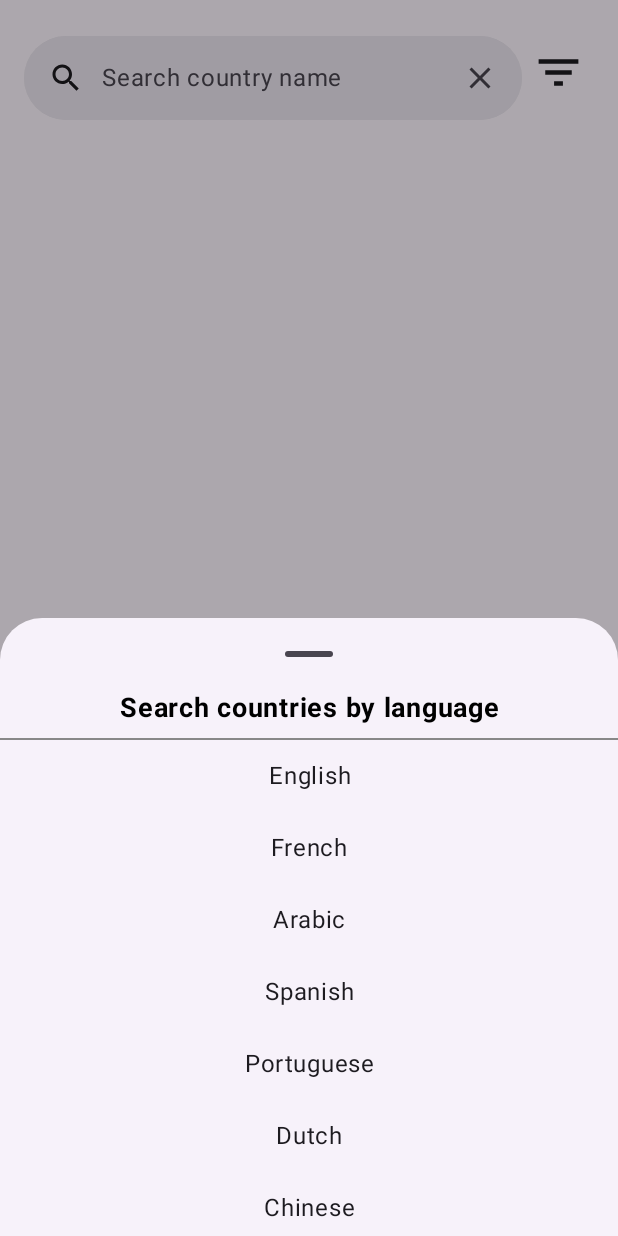
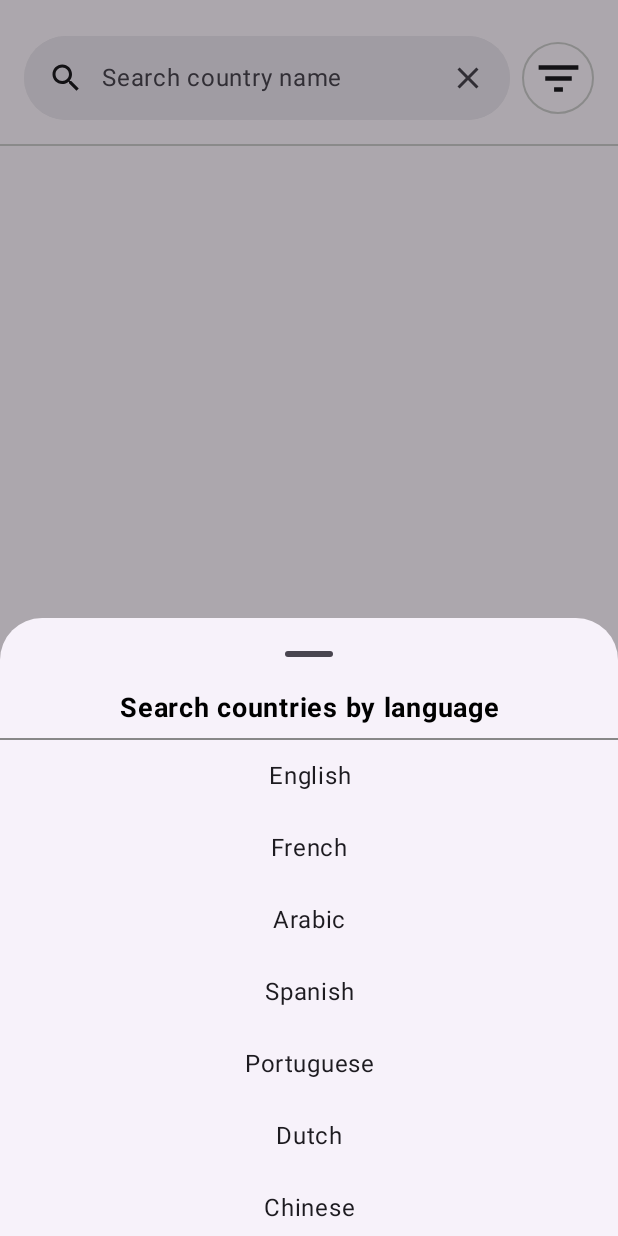
Before and after one commit to LucasCAN/PaisesMobileTest, an Android app built with Jetpack Compose: the screen it shows after launch (MainActivity), after a tap on "Filter", on a phone screen of 412 x 824 dp. Run offline under Robolectric (Android 15) with nearby library versions, the phone set to English and light mode, and no system bars; our stand-ins replace Dagger/Hilt's generated code; pictures from the network do not load.

Commit message:
Cleaning code and adjustments

```diff
--- a/app/src/main/java/com/example/paisestestemobile/ModuleDI.kt
+++ b/app/src/main/java/com/example/paisestestemobile/ModuleDI.kt
@@ -27,6 +27,4 @@ class ModuleDI {
     @Provides
     @Singleton
     fun provideApiService(retrofit: Retrofit): ApiService = retrofit.create(ApiService::class.java)
-
-
 }
--- a/app/src/main/java/com/example/paisestestemobile/composables/SearchScreen.kt
+++ b/app/src/main/java/com/example/paisestestemobile/composables/SearchScreen.kt
@@ -4,6 +4,7 @@ import android.annotation.SuppressLint
 import androidx.compose.foundation.border
 import androidx.compose.foundation.clickable
 import androidx.compose.foundation.layout.Arrangement
+import androidx.compose.foundation.layout.Box
 import androidx.compose.foundation.layout.Column
 import androidx.compose.foundation.layout.PaddingValues
 import androidx.compose.foundation.layout.Row
@@ -15,6 +16,7 @@ import androidx.compose.foundation.layout.size
 import androidx.compose.foundation.layout.width
 import androidx.compose.foundation.lazy.LazyColumn
 import androidx.compose.foundation.lazy.items
+import androidx.compose.foundation.shape.CircleShape
 import androidx.compose.foundation.shape.RoundedCornerShape
 import androidx.compose.material.icons.Icons
 import androidx.compose.material.icons.filled.ArrowCircleDown
@@ -41,6 +43,7 @@ import androidx.compose.ui.Modifier
 import androidx.compose.ui.draw.clip
 import androidx.compose.ui.graphics.Color
 import androidx.compose.ui.layout.ContentScale
+import androidx.compose.ui.res.stringArrayResource
 import androidx.compose.ui.res.stringResource
 import androidx.compose.ui.text.font.FontWeight
 import androidx.compose.ui.text.style.TextAlign
@@ -69,19 +72,7 @@ fun SearchScreen(navController: NavHostController, viewModel: CountriesViewModel
     var iconClean by remember {
         mutableStateOf(false)
     }
-    val languages = arrayListOf(
-        "English",
-        "French",
-        "Arabic",
-        "Spanish",
-        "Portuguese",
-        "Dutch",
-        "Chinese",
-        "German",
-        "Italian",
-        "Japanese",
-        "Russian"
-    )
+    val languages = stringArrayResource(id = R.array.languages_array)
     val sheetState = rememberModalBottomSheetState()
     var isSheetOpen by rememberSaveable {
         mutableStateOf(false)
@@ -97,6 +88,7 @@ fun SearchScreen(navController: NavHostController, viewModel: CountriesViewModel
                 modifier = Modifier
                     .align(Alignment.CenterVertically)
                     .weight(1f),
+                tonalElevation = 500.dp,
                 query = text,
                 onQueryChange = {
                     text = it
@@ -109,10 +101,10 @@ fun SearchScreen(navController: NavHostController, viewModel: CountriesViewModel
                     iconClean = true
                 },
                 placeholder = {
-                    Text(text = "Search country name")
+                    Text(text = stringResource(R.string.search_country_name))
                 },
                 leadingIcon = {
-                    Icon(imageVector = Icons.Default.Search, contentDescription = "Search Icon")
+                    Icon(imageVector = Icons.Default.Search, contentDescription = stringResource(R.string.search_icon))
                 },
                 trailingIcon = {
                     if (iconClean) {
@@ -122,23 +114,29 @@ fun SearchScreen(navController: NavHostController, viewModel: CountriesViewModel
                                     text = ""
                                 }
                             },
-                            imageVector = Icons.Default.Close, contentDescription = "Close Icon"
+                            imageVector = Icons.Default.Close, contentDescription = stringResource(R.string.close_icon)
                         )
                     }
                 }
             ) {}
 
-            IconButton(modifier = Modifier.align(Alignment.CenterVertically),
+            IconButton(modifier = Modifier
+                .padding(start = 8.dp, top = 8.dp)
+                .align(Alignment.CenterVertically)
+                .border(1.dp, Color.LightGray, CircleShape),
                 onClick = {
                     isSheetOpen = true
                 }) {
                 Icon(
                     modifier = Modifier
                         .size(35.dp),
-                    imageVector = Icons.Default.FilterList, contentDescription = "Filter"
+                    imageVector = Icons.Default.FilterList, contentDescription = stringResource(R.string.filter)
                 )
             }
         }
+
+        Divider(color = Color.LightGray, modifier = Modifier.fillMaxWidth())
+
         //Controle do bottomsheet para filtrar por idiomas
         if (isSheetOpen) {
             ModalBottomSheet(
@@ -151,7 +149,7 @@ fun SearchScreen(navController: NavHostController, viewModel: CountriesViewModel
                     fontSize = 18.sp,
                     color = Color.Black,
                     fontWeight = FontWeight.Bold,
-                    text = "Search countries by language",
+                    text = stringResource(R.string.search_countries_by_language),
                     textAlign = TextAlign.Center
                 )
                 Divider(color = Color.Gray, modifier = Modifier.fillMaxWidth())
@@ -259,7 +257,6 @@ fun CountryList(countries: List<Country>, onItemClick: (Country) -> Unit) {
         }
     }
 }
-
 @Composable
 fun CountryItem(country: Country, onItemClick: (Country) -> Unit) {
     Column(
@@ -271,7 +268,9 @@ fun CountryItem(country: Country, onItemClick: (Country) -> Unit) {
             SubcomposeAsyncImage(
                 model = country.flag?.get("png"),
                 loading = {
-                    CircularProgressIndicator(modifier = Modifier.size(32.dp))
+                    Box{
+                        CircularProgressIndicator(modifier = Modifier.align(Alignment.Center))
+                    }
                 },
                 contentDescription = null,
                 modifier = Modifier
--- /dev/null
+++ b/app/src/main/res/values/languages.xml
@@ -0,0 +1,16 @@
+<?xml version="1.0" encoding="utf-8"?>
+<resources>
+    <array name="languages_array">
+        <item>English</item>
+        <item>French</item>
+        <item>Arabic</item>
+        <item>Spanish</item>
+        <item>Portuguese</item>
+        <item>Dutch</item>
+        <item>Chinese</item>
+        <item>German</item>
+        <item>Italian</item>
+        <item>Japanese</item>
+        <item>Russian</item>
+    </array>
+</resources>
--- a/app/src/main/res/values/strings.xml
+++ b/app/src/main/res/values/strings.xml
@@ -2,4 +2,17 @@
     <string name="app_name">PaisesTeste</string>
     <string name="error_loading">Erro ao carregar produtos. Tente novamente.</string>
     <string name="retry">Tentar Novamente</string>
+    <string name="go_back">Go back</string>
+    <string name="common_name">Common name</string>
+    <string name="official_name">Official name</string>
+    <string name="area">Area</string>
+    <string name="km">" km²"</string>
+    <string name="population">Population</string>
+    <string name="continents">Continents</string>
+    <string name="languages">Languages</string>
+    <string name="search_country_name">Search country name</string>
+    <string name="search_icon">Search Icon</string>
+    <string name="close_icon">Close Icon</string>
+    <string name="filter">Filter</string>
+    <string name="search_countries_by_language">Search countries by language</string>
 </resources>
```
Also changed, not shown: app/src/main/java/com/example/paisestestemobile/components/Components.kt (+10 -0 lines), app/src/main/java/com/example/paisestestemobile/composables/CountryScreen.kt (+44 -40 lines).
